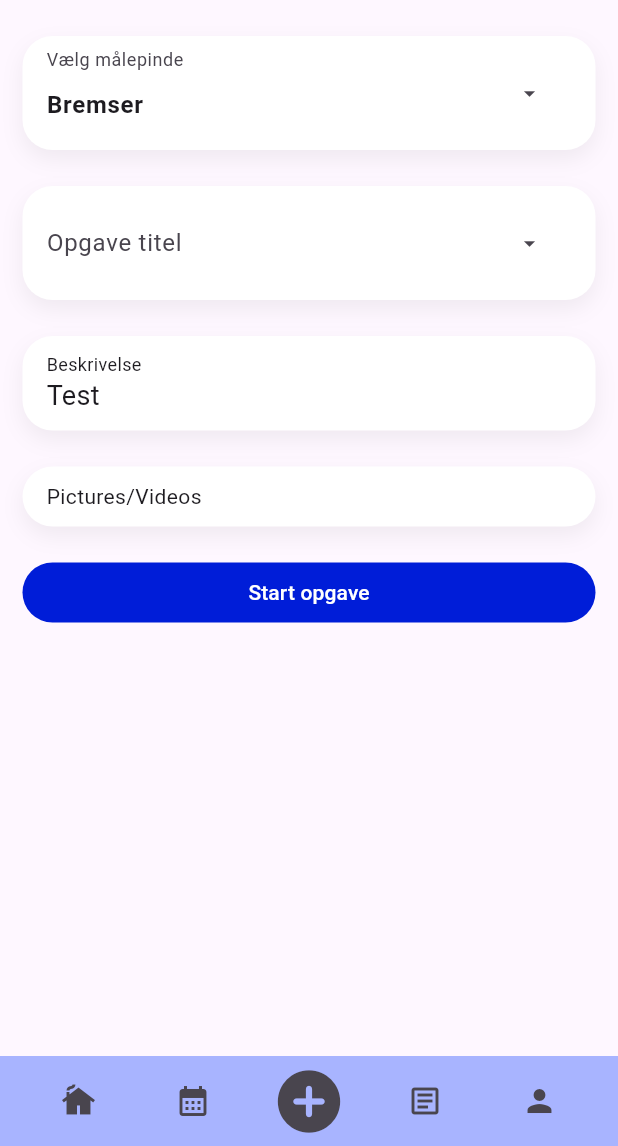
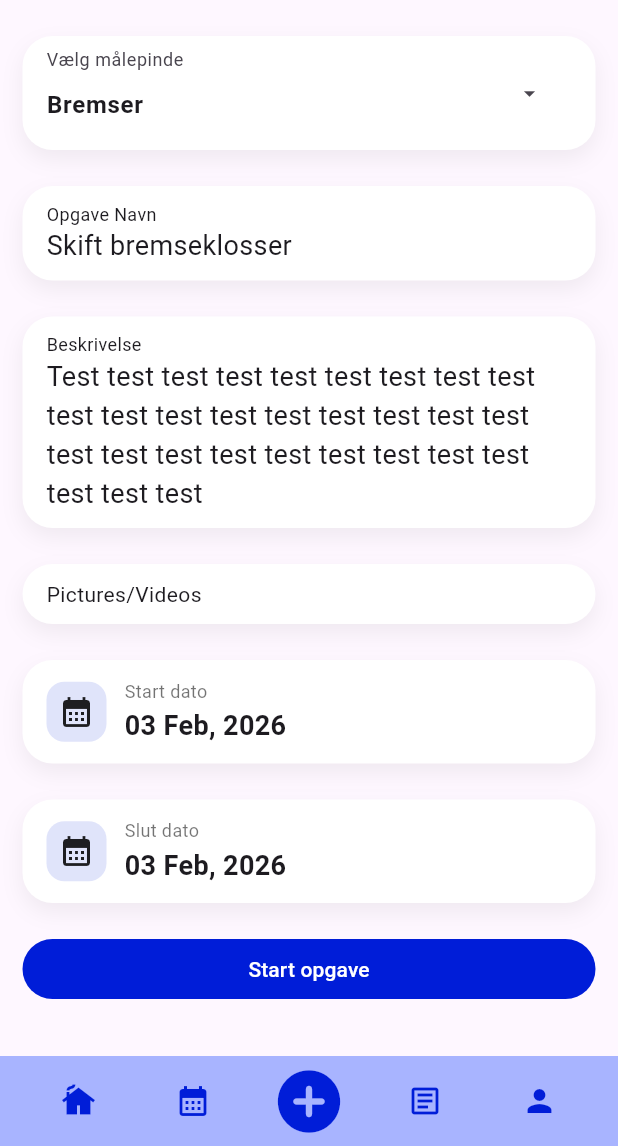
Before and after one commit to TGSXVIII/L-rlingelogbog, a Flutter app: the StartTask screen opened directly, on a phone screen of 412 x 824 dp, the part 90-1236 px from its top. Run offline on Flutter 3.47's test engine with Material 3 defaults, Android fonts, the phone set to English and light mode, and no system bars; our stand-ins replace percent_indicator; missing offline and left inert: horizontal_list_calendar.

Commit message:
Fixed layout

```diff
--- a/flutter_laerlingeslogbog/lib/startTask.dart
+++ b/flutter_laerlingeslogbog/lib/startTask.dart
@@ -37,18 +37,170 @@ class _StartTaskState extends State<StartTask> {
     'Indmad',
     'Udmad',
   ];
-  final List<String> projectName = <String>[
-    'Skrift bremserklodser',
-    'Presse bremsekaliber stemplet tilbage',
-    'Tilpas bremse til vejgrebet',
-  ];
+  late String dropdownValue;
 
-  late String dropdownValue;
+  DateTime _startDate = DateTime(
+    DateTime.now().year,
+    DateTime.now().month,
+    DateTime.now().day,
+  );
+
+  DateTime _endDate = DateTime(
+    DateTime.now().year,
+    DateTime.now().month,
+    DateTime.now().day,
+  );
 
   @override
   void initState() {
     super.initState();
     dropdownValue = educationalStandards.first;
+  }
+
+  @override
+  void dispose() {
+    super.dispose();
+  }
+
+  String _formatDate(DateTime d) {
+    const months = [
+      'Jan',
+      'Feb',
+      'Mar',
+      'Apr',
+      'May',
+      'Jun',
+      'Jul',
+      'Aug',
+      'Sep',
+      'Oct',
+      'Nov',
+      'Dec'
+    ];
+    final day = d.day.toString().padLeft(2, '0');
+    return '$day ${months[d.month - 1]}, ${d.year}';
+  }
+
+  Future<void> _pickStartDate() async {
+    final picked = await showDatePicker(
+      context: context,
+      initialDate: _startDate,
+      firstDate: DateTime(2000),
+      lastDate: DateTime(2100),
+      builder: (context, child) {
+        final theme = Theme.of(context);
+        return Theme(
+          data: theme.copyWith(
+            colorScheme: theme.colorScheme.copyWith(
+              primary: Global.primaryColor,
+            ),
+          ),
+          child: child!,
+        );
+      },
+    );
+
+    if (picked != null) {
+      setState(() => _startDate = picked);
+
+      if (_endDate.isBefore(_startDate)) {
+        setState(() => _endDate = _startDate);
+      }
+    }
+  }
+
+  Future<void> _pickEndDate() async {
+    final picked = await showDatePicker(
+      context: context,
+      initialDate: _endDate,
+      firstDate: DateTime(2000),
+      lastDate: DateTime(2100),
+      builder: (context, child) {
+        final theme = Theme.of(context);
+        return Theme(
+          data: theme.copyWith(
+            colorScheme: theme.colorScheme.copyWith(
+              primary: Global.primaryColor,
+            ),
+          ),
+          child: child!,
+        );
+      },
+    );
+
+    if (picked != null) {
+      setState(() => _endDate = picked);
+
+      // Keep end date >= start date
+      if (_endDate.isBefore(_startDate)) {
+        setState(() => _startDate = _endDate);
+      }
+    }
+  }
+
+  Widget _datePickerCard({
+    required String label,
+    required DateTime date,
+    required VoidCallback onTap,
+  }) {
+    return Material(
+      color: Colors.transparent,
+      child: InkWell(
+        borderRadius: BorderRadius.circular(20),
+        onTap: onTap,
+        child: Container(
+          width: double.infinity,
+          padding: const EdgeInsets.symmetric(horizontal: 16, vertical: 12),
+          decoration: BoxDecoration(
+            color: Colors.white,
+            borderRadius: BorderRadius.circular(20),
+            boxShadow: [
+              BoxShadow(
+                blurRadius: 12,
+                offset: const Offset(0, 6),
+                color: Colors.black.withOpacity(0.06),
+              ),
+            ],
+          ),
+          child: Row(
+            children: [
+              Container(
+                width: 40,
+                height: 40,
+                decoration: BoxDecoration(
+                  color: Global.primaryColor.withOpacity(0.12),
+                  borderRadius: BorderRadius.circular(12),
+                ),
+                alignment: Alignment.center,
+                child: const Icon(Icons.calendar_month),
+              ),
+              const SizedBox(width: 12),
+              Column(
+                crossAxisAlignment: CrossAxisAlignment.start,
+                mainAxisSize: MainAxisSize.min,
+                children: [
+                  Text(
+                    label,
+                    style: TextStyle(
+                      fontSize: 12,
+                      color: Colors.black.withOpacity(0.55),
+                    ),
+                  ),
+                  const SizedBox(height: 2),
+                  Text(
+                    _formatDate(date),
+                    style: const TextStyle(
+                      fontSize: 18,
+                      fontWeight: FontWeight.w600,
+                    ),
+                  ),
+                ],
+              ),
+            ],
+          ),
+        ),
+      ),
+    );
   }
 
   @override
@@ -62,6 +214,8 @@ class _StartTaskState extends State<StartTask> {
             crossAxisAlignment: CrossAxisAlignment.stretch,
             children: [
               const SizedBox(height: 24),
+
+              // Selected task container
               Container(
                 width: double.infinity,
                 padding:
@@ -98,44 +252,10 @@ class _StartTaskState extends State<StartTask> {
                   ),
                 ),
               ),
+
               const SizedBox(height: 24),
-              Container(
-                width: double.infinity,
-                padding:
-                    const EdgeInsets.symmetric(horizontal: 16, vertical: 10),
-                decoration: BoxDecoration(
-                  color: Colors.white,
-                  borderRadius: BorderRadius.circular(20),
-                  boxShadow: [
-                    BoxShadow(
-                      blurRadius: 12,
-                      offset: const Offset(0, 6),
-                      color: Colors.black.withOpacity(0.06),
-                    ),
-                  ],
-                ),
-                child: DropdownMenu<String>(
-                  expandedInsets: EdgeInsets.zero,
-                  initialSelection: dropdownValue,
-                  onSelected: (String? value) {
-                    if (value == null) return;
-                    setState(() => dropdownValue = value);
-                  },
-                  dropdownMenuEntries: projectName
-                      .map((s) => DropdownMenuEntry<String>(value: s, label: s))
-                      .toList(),
-                  label: const Text("Opgave titel"),
-                  textStyle: const TextStyle(fontWeight: FontWeight.bold),
-                  inputDecorationTheme: const InputDecorationTheme(
-                    border: InputBorder.none,
-                    enabledBorder: InputBorder.none,
-                    focusedBorder: InputBorder.none,
-                    isDense: true,
-                    contentPadding: EdgeInsets.zero,
-                  ),
-                ),
-              ),
-              const SizedBox(height: 24),
+
+              // Selected sub task container
               Container(
                 width: double.infinity,
                 padding:
@@ -154,19 +274,22 @@ class _StartTaskState extends State<StartTask> {
                 child: Column(
                   mainAxisAlignment: MainAxisAlignment.start,
                   crossAxisAlignment: CrossAxisAlignment.start,
-                  children: [
+                  children: const [
                     Text(
-                      "Beskrivelse",
+                      "Opgave Navn",
                       style: TextStyle(fontSize: 12),
                     ),
                     Text(
-                      "Test",
+                      "Skift bremseklosser",
                       style: TextStyle(fontSize: 18),
                     ),
                   ],
                 ),
               ),
+
               const SizedBox(height: 24),
+
+              // Description container
               Container(
                 width: double.infinity,
                 padding:
@@ -182,16 +305,72 @@ class _StartTaskState extends State<StartTask> {
                     ),
                   ],
                 ),
-                child: Text("Pictures/Videos"),
+                child: Column(
+                  mainAxisAlignment: MainAxisAlignment.start,
+                  crossAxisAlignment: CrossAxisAlignment.start,
+                  children: const [
+                    Text(
+                      "Beskrivelse",
+                      style: TextStyle(fontSize: 12),
+                    ),
+                    Text(
+                      "Test test test test test test test test test test test test test test test test test test test test test test test test test test test test test test",
+                      style: TextStyle(fontSize: 18),
+                    ),
+                  ],
+                ),
               ),
+
               const SizedBox(height: 24),
+
+              // Pictures/Videos
+              Container(
+                width: double.infinity,
+                padding:
+                    const EdgeInsets.symmetric(horizontal: 16, vertical: 10),
+                decoration: BoxDecoration(
+                  color: Colors.white,
+                  borderRadius: BorderRadius.circular(20),
+                  boxShadow: [
+                    BoxShadow(
+                      blurRadius: 12,
+                      offset: const Offset(0, 6),
+                      color: Colors.black.withOpacity(0.06),
+                    ),
+                  ],
+                ),
+                child: const Text("Pictures/Videos"),
+              ),
+
+              const SizedBox(height: 24),
+
+              // Start date picker
+              _datePickerCard(
+                label: 'Start dato',
+                date: _startDate,
+                onTap: _pickStartDate,
+              ),
+
+              const SizedBox(height: 24),
+
+              // End date picker
+              _datePickerCard(
+                label: 'Slut dato',
+                date: _endDate,
+                onTap: _pickEndDate,
+              ),
+
+              const SizedBox(height: 24),
+
+              // Start task btn
               SizedBox(
                 height: 40,
                 width: MediaQuery.of(context).size.width - 30,
                 child: TextButton(
                   style: TextButton.styleFrom(
-                      backgroundColor: Global.primaryColor,
-                      foregroundColor: Colors.white),
+                    backgroundColor: Global.primaryColor,
+                    foregroundColor: Colors.white,
+                  ),
                   onPressed: () {
                     Navigator.push(
                       context,
@@ -203,7 +382,7 @@ class _StartTaskState extends State<StartTask> {
                   },
                   child: const Text('Start opgave'),
                 ),
-              )
+              ),
             ],
           ),
         ),
--- a/flutter_laerlingeslogbog/lib/templates/footer.dart
+++ b/flutter_laerlingeslogbog/lib/templates/footer.dart
@@ -27,7 +27,7 @@ class Footer extends StatelessWidget {
                             title: 'home',
                           )),
                 ),
-                icon: const Icon(Icons.cottage),
+                icon: Icon(Icons.cottage, color: Global.primaryColor),
               ),
             ],
           ),
@@ -44,7 +44,7 @@ class Footer extends StatelessWidget {
                             title: 'home',
                           )),
                 ),
-                icon: const Icon(Icons.calendar_month),
+                icon: Icon(Icons.calendar_month, color: Global.primaryColor),
               ),
             ],
           ),
@@ -62,7 +62,8 @@ class Footer extends StatelessWidget {
                             title: 'startTask',
                           )),
                 ),
-                icon: const Icon(Icons.add_circle_rounded),
+                icon:
+                    Icon(Icons.add_circle_rounded, color: Global.primaryColor),
               ),
             ],
           ),
@@ -79,7 +80,7 @@ class Footer extends StatelessWidget {
                             title: 'home',
                           )),
                 ),
-                icon: const Icon(Icons.article_outlined),
+                icon: Icon(Icons.article_outlined, color: Global.primaryColor),
               ),
             ],
           ),
@@ -96,7 +97,7 @@ class Footer extends StatelessWidget {
                             title: 'home',
                           )),
                 ),
-                icon: const Icon(Icons.person),
+                icon: Icon(Icons.person, color: Global.primaryColor),
               ),
             ],
           ),
```
